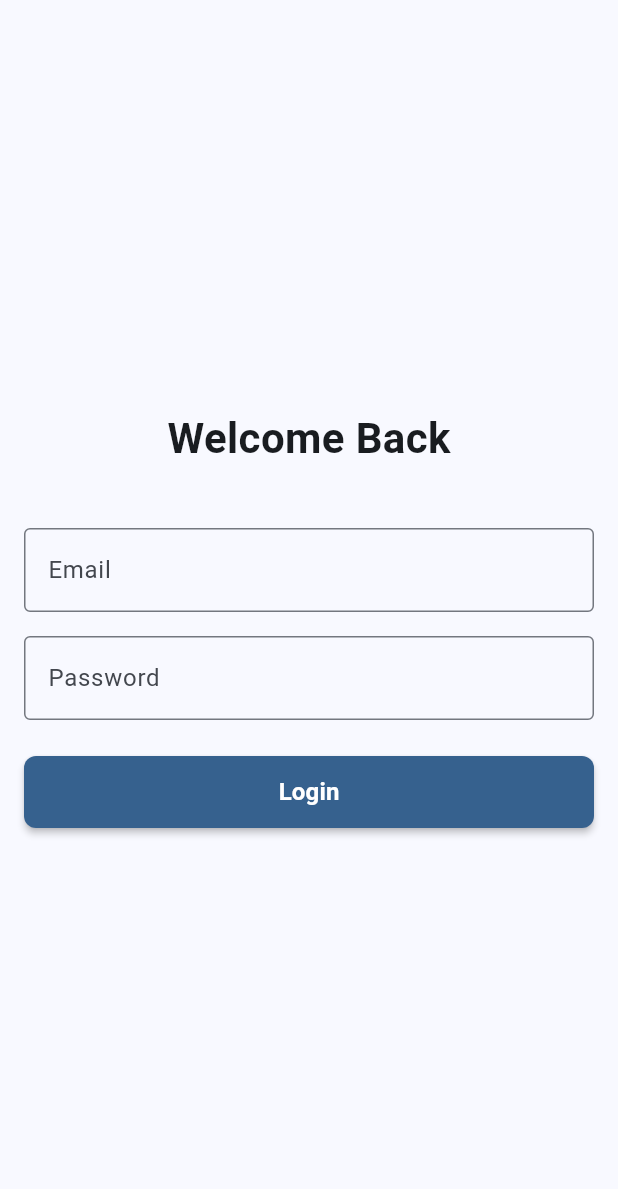
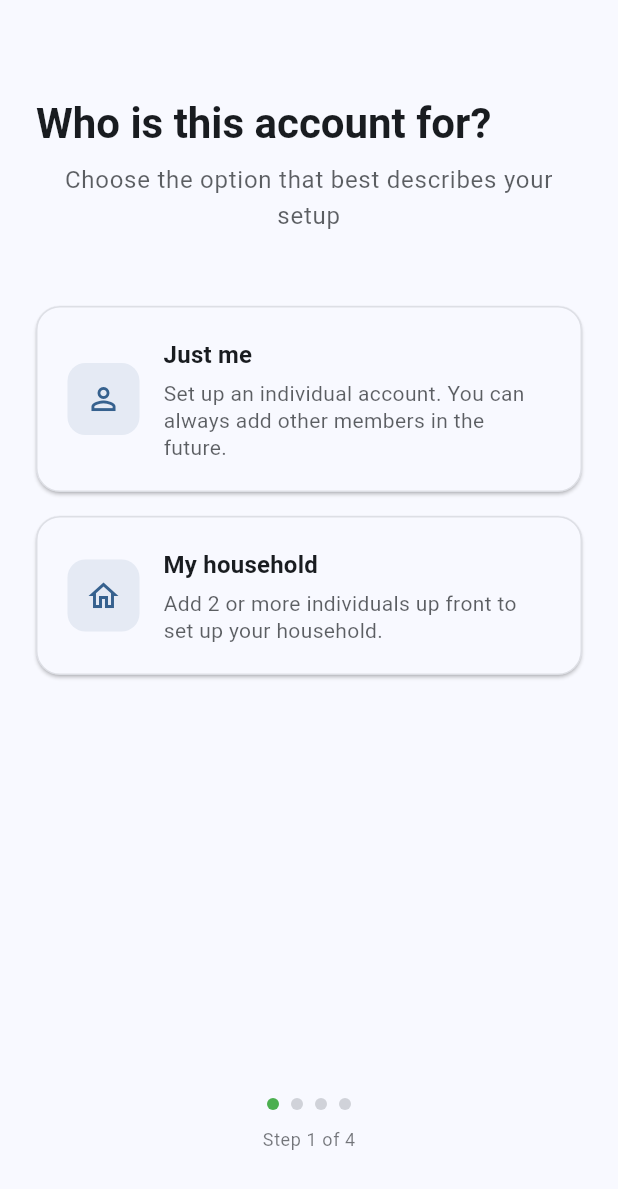
Before and after one commit to wes-fizzylabs/project_z, a Flutter app: the screen it shows after launch, on a phone screen of 412 x 824 dp. Shown: the top 1189 px of the screen. Run offline on Flutter 3.47's test engine with Material 3 defaults, Android fonts, the phone set to English and light mode, and no system bars; our stand-ins replace shared_preferences.

Commit message:
feat: account type and household acc setup flows

```diff
--- a/lib/app.dart
+++ b/lib/app.dart
@@ -4,6 +4,7 @@ import 'providers/theme_provider.dart';
 import 'providers/auth_provider.dart';
 import 'screens/home_screen.dart';
 import 'screens/login_screen.dart';
+import 'screens/account_type_selection_screen.dart';
 import 'themes/app_theme.dart';
 
 class MyApp extends StatelessWidget {
@@ -19,12 +20,11 @@ class MyApp extends StatelessWidget {
           theme: AppTheme.lightTheme,
           darkTheme: AppTheme.darkTheme,
           themeMode: themeProvider.themeMode,
-          home: authProvider.isAuthenticated
-              ? const HomeScreen()
-              : const LoginScreen(),
+          home: const AccountTypeSelectionScreen(),
           routes: {
             '/home': (context) => const HomeScreen(),
             '/login': (context) => const LoginScreen(),
+            '/account-type-selection': (context) => const AccountTypeSelectionScreen(),
           },
         );
       },
--- /dev/null
+++ b/lib/models/account_type.dart
@@ -0,0 +1,33 @@
+enum AccountType {
+  individual,
+  household,
+}
+
+extension AccountTypeExtension on AccountType {
+  String get title {
+    switch (this) {
+      case AccountType.individual:
+        return 'Just me';
+      case AccountType.household:
+        return 'My household';
+    }
+  }
+
+  String get subtitle {
+    switch (this) {
+      case AccountType.individual:
+        return 'Set up an individual account. You can always add other members in the future.';
+      case AccountType.household:
+        return 'Add 2 or more individuals up front to set up your household.';
+    }
+  }
+
+  String get iconPath {
+    switch (this) {
+      case AccountType.individual:
+        return 'assets/icons/person.png';
+      case AccountType.household:
+        return 'assets/icons/household.png';
+    }
+  }
+}
--- /dev/null
+++ b/lib/screens/account_type_selection_screen.dart
@@ -0,0 +1,165 @@
+import 'package:flutter/material.dart';
+import '../models/account_type.dart';
+import '../widgets/account_type_option_card.dart';
+import 'household_invite_screen.dart';
+
+class AccountTypeSelectionScreen extends StatefulWidget {
+  const AccountTypeSelectionScreen({super.key});
+
+  @override
+  State<AccountTypeSelectionScreen> createState() => _AccountTypeSelectionScreenState();
+}
+
+class _AccountTypeSelectionScreenState extends State<AccountTypeSelectionScreen> {
+  AccountType? selectedAccountType;
+
+  @override
+  Widget build(BuildContext context) {
+    final theme = Theme.of(context);
+    final colorScheme = theme.colorScheme;
+
+    return Scaffold(
+      backgroundColor: colorScheme.surface,
+      body: SafeArea(
+        child: Padding(
+          padding: const EdgeInsets.all(24.0),
+          child: Column(
+            children: [
+              const SizedBox(height: 40),
+
+              // Header Section
+              Align(
+                alignment: Alignment.centerLeft,
+                child: Column(
+                  crossAxisAlignment: CrossAxisAlignment.start,
+                  children: [
+                    Text(
+                      'Who is this account for?',
+                      style: theme.textTheme.headlineMedium?.copyWith(
+                        fontWeight: FontWeight.w700,
+                        color: colorScheme.onSurface,
+                      ),
+                    ),
+                    const SizedBox(height: 8),
+                  ],
+                ),
+              ),
+
+              // Center-aligned subtitle
+              Text(
+                'Choose the option that best describes your setup',
+                style: theme.textTheme.bodyLarge?.copyWith(
+                  color: colorScheme.onSurface.withValues(alpha: 0.7),
+                ),
+                textAlign: TextAlign.center,
+              ),
+
+              const SizedBox(height: 48),
+
+              // Account Type Options
+              Expanded(
+                child: Column(
+                  children: [
+                    AccountTypeOptionCard(
+                      accountType: AccountType.individual,
+                      isSelected: selectedAccountType == AccountType.individual,
+                      onTap: () => _handleAccountTypeSelection(AccountType.individual),
+                    ),
+                    AccountTypeOptionCard(
+                      accountType: AccountType.household,
+                      isSelected: selectedAccountType == AccountType.household,
+                      onTap: () => _handleAccountTypeSelection(AccountType.household),
+                    ),
+                  ],
+                ),
+              ),
+
+              // Progress Indicator
+              Container(
+                margin: const EdgeInsets.only(top: 24),
+                child: Column(
+                  children: [
+                    Row(
+                      mainAxisAlignment: MainAxisAlignment.center,
+                      children: [
+                        _buildProgressDot(isActive: true),
+                        const SizedBox(width: 8),
+                        _buildProgressDot(isActive: false),
+                        const SizedBox(width: 8),
+                        _buildProgressDot(isActive: false),
+                        const SizedBox(width: 8),
+                        _buildProgressDot(isActive: false),
+                      ],
+                    ),
+                    const SizedBox(height: 12),
+                    Text(
+                      'Step 1 of 4',
+                      style: theme.textTheme.bodySmall?.copyWith(
+                        color: colorScheme.onSurface.withValues(alpha: 0.6),
+                      ),
+                    ),
+                  ],
+                ),
+              ),
+
+              const SizedBox(height: 32),
+            ],
+          ),
+        ),
+      ),
+    );
+  }
+
+  Widget _buildProgressDot({required bool isActive}) {
+    final colorScheme = Theme.of(context).colorScheme;
+    const lightGreen = Color(0xFF4CAF50);
+
+    return Container(
+      width: 8,
+      height: 8,
+      decoration: BoxDecoration(
+        color: isActive ? lightGreen : colorScheme.outline.withValues(alpha: 0.3),
+        shape: BoxShape.circle,
+      ),
+    );
+  }
+
+  void _handleAccountTypeSelection(AccountType accountType) {
+    setState(() {
+      selectedAccountType = accountType;
+    });
+
+    // Add a small delay for visual feedback before navigation
+    Future.delayed(const Duration(milliseconds: 300), () {
+      if (mounted) {
+        // Navigate to next screen based on account type
+        _navigateToNextScreen(accountType);
+      }
+    });
+  }
+
+  void _navigateToNextScreen(AccountType accountType) {
+    if (accountType == AccountType.household) {
+      Navigator.of(context).push(
+        MaterialPageRoute(
+          builder: (context) => const HouseholdInviteScreen(),
+        ),
+      );
+    } else {
+      // TODO: Implement navigation for individual account type
+      showDialog(
+        context: context,
+        builder: (context) => AlertDialog(
+          title: const Text('Individual Account Selected'),
+          content: const Text('Navigation to individual setup not yet implemented'),
+          actions: [
+            TextButton(
+              onPressed: () => Navigator.of(context).pop(),
+              child: const Text('OK'),
+            ),
+          ],
+        ),
+      );
+    }
+  }
+}
--- /dev/null
+++ b/lib/widgets/account_type_option_card.dart
@@ -0,0 +1,111 @@
+import 'package:flutter/material.dart';
+import '../models/account_type.dart';
+
+class AccountTypeOptionCard extends StatelessWidget {
+  final AccountType accountType;
+  final VoidCallback onTap;
+  final bool isSelected;
+
+  const AccountTypeOptionCard({
+    super.key,
+    required this.accountType,
+    required this.onTap,
+    this.isSelected = false,
+  });
+
+  @override
+  Widget build(BuildContext context) {
+    final theme = Theme.of(context);
+    final colorScheme = theme.colorScheme;
+
+    return Container(
+      margin: const EdgeInsets.only(bottom: 16),
+      child: Material(
+        color: isSelected
+            ? colorScheme.primary.withValues(alpha: 0.1)
+            : colorScheme.surface,
+        borderRadius: BorderRadius.circular(16),
+        elevation: isSelected ? 2 : 1,
+        child: InkWell(
+          onTap: onTap,
+          borderRadius: BorderRadius.circular(16),
+          child: Container(
+            padding: const EdgeInsets.all(20),
+            decoration: BoxDecoration(
+              borderRadius: BorderRadius.circular(16),
+              border: Border.all(
+                color: isSelected
+                    ? colorScheme.primary
+                    : colorScheme.outline.withValues(alpha: 0.2),
+                width: isSelected ? 2 : 1,
+              ),
+            ),
+            child: Row(
+              children: [
+                Container(
+                  width: 48,
+                  height: 48,
+                  decoration: BoxDecoration(
+                    color: colorScheme.primary.withValues(alpha: 0.1),
+                    borderRadius: BorderRadius.circular(12),
+                  ),
+                  child: Icon(
+                    _getIcon(),
+                    color: colorScheme.primary,
+                    size: 24,
+                  ),
+                ),
+                const SizedBox(width: 16),
+                Expanded(
+                  child: Column(
+                    crossAxisAlignment: CrossAxisAlignment.start,
+                    children: [
+                      Text(
+                        accountType.title,
+                        style: theme.textTheme.titleMedium?.copyWith(
+                          fontWeight: FontWeight.w600,
+                          color: colorScheme.onSurface,
+                        ),
+                      ),
+                      const SizedBox(height: 4),
+                      Text(
+                        accountType.subtitle,
+                        style: theme.textTheme.bodyMedium?.copyWith(
+                          color: colorScheme.onSurface.withValues(alpha: 0.7),
+                          height: 1.3,
+                        ),
+                      ),
+                    ],
+                  ),
+                ),
+                if (isSelected)
+                  Container(
+                    width: 24,
+                    height: 24,
+                    decoration: BoxDecoration(
+                      color: colorScheme.primary,
+                      shape: BoxShape.circle,
+                    ),
+                    child: Icon(
+                      Icons.check,
+                      color: colorScheme.onPrimary,
+                      size: 16,
+                    ),
+                  ),
+              ],
+            ),
+          ),
+        ),
+      ),
+    );
+  }
+
+  IconData _getIcon() {
+    switch (accountType) {
+      case AccountType.individual:
+        return Icons.person_outline;
+      case AccountType.household:
+        return Icons.home_outlined;
+    }
+  }
+}
```
Also changed, not shown: lib/screens/household_invite_screen.dart (added, +292 -0 lines), 3 other files.
